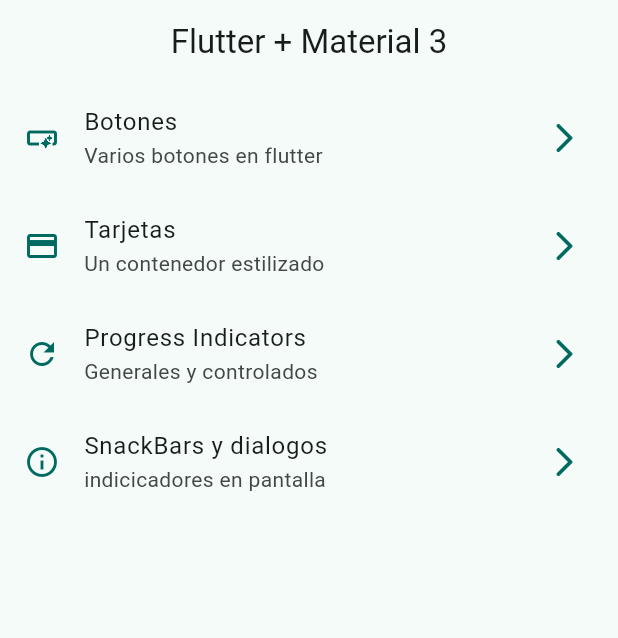
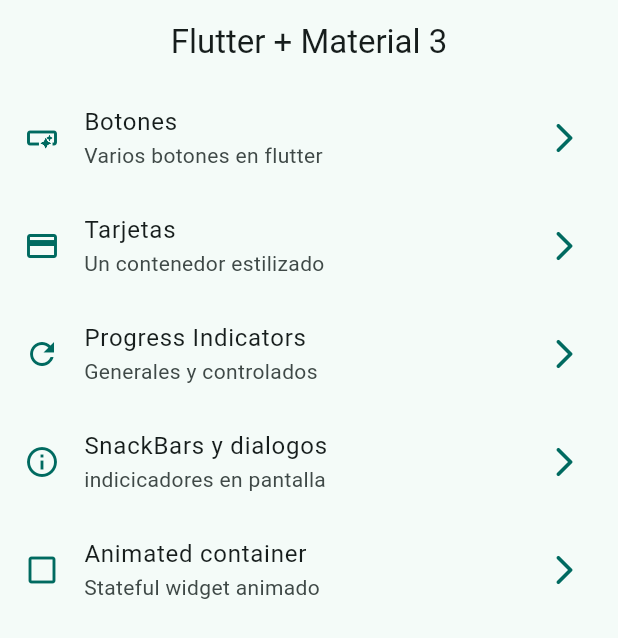
Before and after one commit to davidzaja/widgetsAppFlutter, a Flutter app: the screen it shows after launch, on a phone screen of 412 x 824 dp. Shown: the top 638 px of the screen. Run offline on Flutter 3.47's test engine with Material 3 defaults, Android fonts, the phone set to English and light mode, and no system bars; our stand-ins replace go_router.

Commit message:
animated container terminado

```diff
--- a/lib/config/menu/menu_item.dart
+++ b/lib/config/menu/menu_item.dart
@@ -45,6 +45,12 @@ const appMenuItems = <MenuItems>[
     subTitle: 'indicicadores en pantalla',
     link: '/snackbars',
     icon: Icons.info_outline
-  )
+  ),
+  MenuItems(
+    title: 'Animated container',
+    subTitle: 'Stateful widget animado',
+    link: '/animated',
+    icon: Icons.check_box_outline_blank_outlined
+  ),
 
 ];
--- a/lib/config/router/app_router.dart
+++ b/lib/config/router/app_router.dart
@@ -1,4 +1,5 @@
 import 'package:go_router/go_router.dart';
+import 'package:widgets_app/presentation/screens/animated/animated_screen.dart';
 import 'package:widgets_app/presentation/screens/progress/progress_screen.dart';
 import 'package:widgets_app/presentation/screens/screens.dart';
 import 'package:widgets_app/presentation/screens/snackbar/snackbar_screen.dart';
@@ -29,6 +30,10 @@ final appRouter = GoRouter(
       path: '/snackbars',
       builder: (context, state) => SnackbarScreen(),
     ),
+    GoRoute(
+      path: '/animated',
+      builder: (context, state) => AnimatedScreen(),
+    ),
 
   ],
 );
```
Also changed, not shown: lib/presentation/screens/animated/animated_screen.dart (+64 -2 lines).
